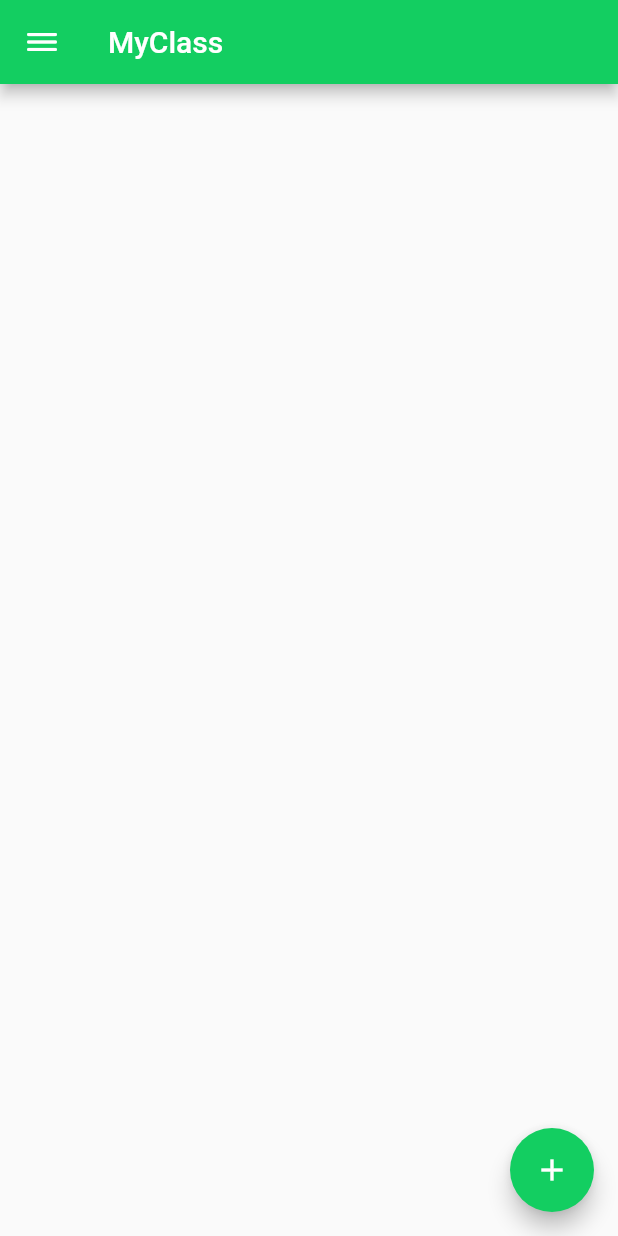
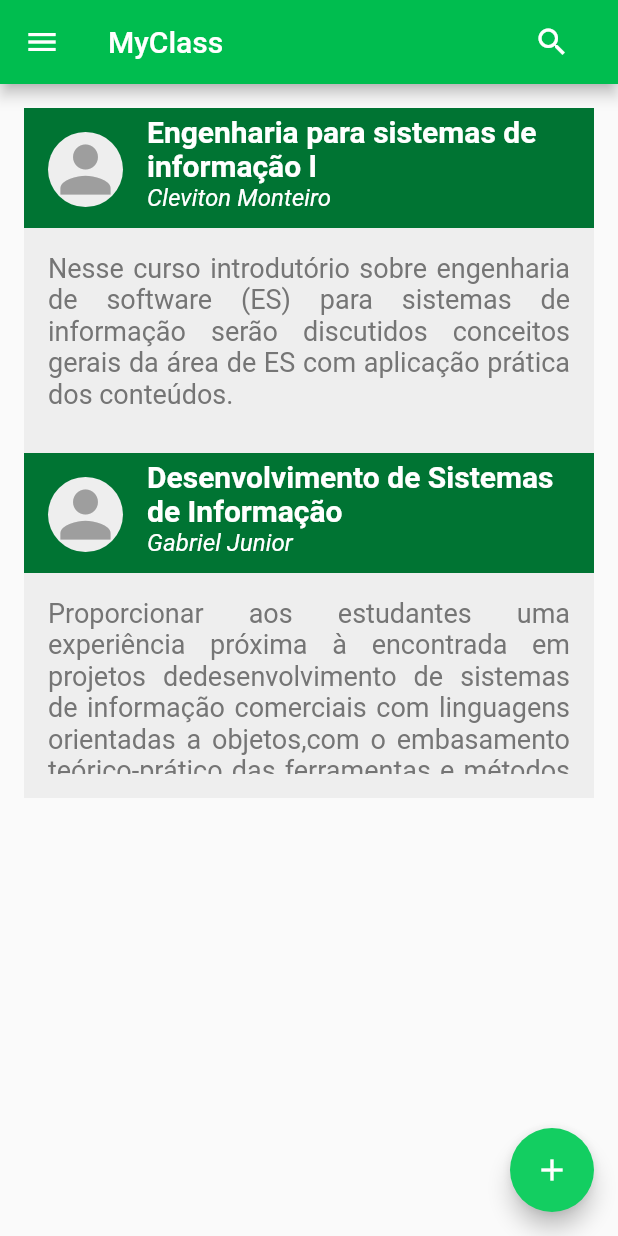
Before and after one commit to NathanF2001/Project-lll, a Flutter app: the screen it shows after launch, after a tap on "Entrar", on a phone screen of 412 x 824 dp. Run offline on Flutter 3.47's test engine with Material 2 defaults, Android fonts, the phone set to English and light mode, and no system bars; our stand-ins replace flutter_signin_button; statements that could not run were skipped.

Commit message:
Adicionado os widgets de informação de cada turma

```diff
--- a/lib/Colors.dart
+++ b/lib/Colors.dart
@@ -4,4 +4,8 @@
 class Colors_myclass {
 
   static const main_color = Color(0xFF13CE61);
+
+  static const app_color = Color(0xFF00BD4F);
+
+  static const dark_color = Color(0xFF007433);
 }
--- /dev/null
+++ b/lib/TurmasModel.dart
@@ -0,0 +1,58 @@
+import 'package:flutter/material.dart';
+import 'package:myclass/Colors.dart';
+
+class TurmasModel extends StatelessWidget {
+  final info_turma;
+
+
+  TurmasModel(this.info_turma);
+
+  @override
+  Widget build(BuildContext context) {
+    return Column(
+      children: [
+        Container(
+          height: 80,
+          color: Colors_myclass.dark_color,
+          child: ListTile(
+            leading: Container(
+              decoration: BoxDecoration(
+                  color: Colors.grey[200],
+                  borderRadius: BorderRadius.all(Radius.circular(100))),
+              child: Icon(
+                Icons.person,
+                color: Colors.grey,
+                size: 50,
+              ),
+            ),
+            title: Text(
+              info_turma["Nome_turma"],
+              style: TextStyle(
+                  color: Colors.white,
+                  fontWeight: FontWeight.bold,
+                  fontSize: 20),
+            ),
+            subtitle: Text(
+              info_turma["Nome_professor"],
+              style: TextStyle(
+                  color: Colors.white,
+                  fontStyle: FontStyle.italic,
+                  fontSize: 16),
+            ),
+          ),
+        ),
+        Container(
+          color: Colors.grey[200],
+          height: 150,
+          child: Padding(
+            padding: EdgeInsets.all(16),
+            child: Text(info_turma["Info_turma"],
+              style: TextStyle(color: Colors.grey[600],),
+              textAlign: TextAlign.justify,
+              ),
+          )
+        )
+      ],
+    );
+  }
+}
--- a/lib/UserPage.dart
+++ b/lib/UserPage.dart
@@ -1,6 +1,10 @@
-
 import 'package:flutter/material.dart';
+import 'package:flutter/services.dart';
 import 'package:myclass/Colors.dart';
+import 'package:myclass/LoginPage.dart';
+import 'package:myclass/TurmasModel.dart';
+import 'package:myclass/Utils.dart';
+import 'package:myclass/nav.dart';
 
 class UserPage extends StatefulWidget {
   @override
@@ -8,6 +12,27 @@
 }
 
 class _UserPageState extends State<UserPage> {
+  final atual_tile = [true, false, false, false, false];
+  int index_atual = 0;
+  bool show_search = false;
+  List<dynamic> Turmas = [
+    {
+      "Nome_turma": "Engenharia para sistemas de informação l",
+      "Nome_professor": "Cleviton Monteiro",
+      "Info_turma":
+      "Nesse curso introdutório sobre engenharia de software (ES) para sistemas "
+          "de informação serão discutidos conceitos gerais da área de ES com aplicação prática dos conteúdos."
+    },
+    {
+      "Nome_turma": "Desenvolvimento de Sistemas de Informação",
+      "Nome_professor": "Gabriel Junior",
+      "Info_turma":
+      "Proporcionar aos estudantes uma experiência próxima à encontrada em projetos de"
+      "desenvolvimento de sistemas de informação comerciais com linguagens orientadas a objetos,"
+    "com o embasamento teórico-prático das ferramentas e métodos utilizados."
+    }
+  ];
+
   @override
   Widget build(BuildContext context) {
     return Scaffold(
@@ -15,18 +40,163 @@
         iconTheme: IconThemeData(
           color: Colors.white,
         ),
-        leading: InkWell(
-          onTap: (){},
-          child: Icon(Icons.dehaze_rounded),
+        title: Text(
+          "MyClass",
+          style: TextStyle(color: Colors.white),
         ),
-        title: Text("MyClass",style: TextStyle(color: Colors.white),),
+        actions: [
+          FlatButton(
+              onPressed: () {
+                setState(() {
+                  show_search = !show_search;
+                });
+              },
+              child: Icon(Icons.search, color: Colors.white))
+        ],
       ),
+      drawer: _DrawerUser(),
       floatingActionButton: FloatingActionButton(
-        onPressed: (){},
+        onPressed: () {},
         backgroundColor: Colors_myclass.main_color,
-
         child: Icon(Icons.add),
+      ),
+      body: Column(
+        children: [
+          _SearchView(),
+          Padding(
+            padding: EdgeInsets.all(16),
+            child: _listviewTurmas(),
+          )
+        ],
       ),
     );
   }
+
+  _SearchView() {
+    return AnimatedContainer(
+      duration: Duration(milliseconds: 250),
+      color: Colors_myclass.main_color,
+      width: MediaQuery.of(context).size.width,
+      height: show_search ? 80 : 0,
+      alignment: Alignment.center,
+      child: Container(
+        width: MediaQuery.of(context).size.width,
+        padding: EdgeInsets.all(16),
+        child: TextField(
+          decoration: InputDecoration(
+            labelText: "Pesquisar turmas",
+            labelStyle: TextStyle(color: Colors.grey),
+            border: InputBorder.none,
+            filled: true,
+            fillColor: Colors.white,
+          ),
+        ),
+      ),
+    );
+  }
+
+  _DrawerUser() {
+    return Drawer(
+      child: Column(
+        children: [
+          UserAccountsDrawerHeader(
+            accountName: Utils.text_style("Username"),
+            accountEmail: Utils.text_style("Username@anyemail.com"),
+            currentAccountPicture: Container(
+              decoration: BoxDecoration(
+                  color: Colors.grey[200],
+                  borderRadius: BorderRadius.all(Radius.circular(100))),
+              child: Icon(
+                Icons.person,
+                color: Colors.grey,
+              ),
+            ),
+          ),
+          ListTile(
+            title: Text("Turmas",
+                style: TextStyle(
+                    fontWeight:
+                        atual_tile[0] ? FontWeight.bold : FontWeight.normal)),
+            leading: Icon(Icons.class__outlined),
+            onTap: () {
+              setState(() {
+                atual_tile[index_atual] = false;
+                atual_tile[0] = true;
+                index_atual = 0;
+              });
+            },
+          ),
+          ListTile(
+            title: Text("Alterar Perfil",
+                style: TextStyle(
+                    fontWeight:
+                        atual_tile[1] ? FontWeight.bold : FontWeight.normal)),
+            leading: Icon(Icons.person),
+            onTap: () {
+              setState(() {
+                atual_tile[index_atual] = false;
+                atual_tile[1] = true;
+                index_atual = 1;
+              });
+            },
+          ),
+          ListTile(
+            title: Text("Preencher dados socioeconômicos",
+                style: TextStyle(
+                    fontWeight:
+                        atual_tile[2] ? FontWeight.bold : FontWeight.normal)),
+            leading: Icon(Icons.accessibility),
+            onTap: () {
+              setState(() {
+                atual_tile[index_atual] = false;
+                atual_tile[2] = true;
+                index_atual = 2;
+              });
+            },
+          ),
+          ListTile(
+            title: Text("Criar Turma",
+                style: TextStyle(
+                    fontWeight:
+                        atual_tile[3] ? FontWeight.bold : FontWeight.normal)),
+            leading: Icon(Icons.add_circle_outline),
+            onTap: () {
+              setState(() {
+                atual_tile[index_atual] = false;
+                atual_tile[3] = true;
+                index_atual = 3;
+              });
+            },
+          ),
+          Spacer(),
+          ListTile(
+            contentPadding: EdgeInsets.all(16),
+            title: Text("Logout",
+                style: TextStyle(
+                    fontWeight:
+                        atual_tile[4] ? FontWeight.bold : FontWeight.normal)),
+            leading: Icon(Icons.logout),
+            onTap: () {
+              setState(() {
+                atual_tile[index_atual] = false;
+                atual_tile[4] = true;
+                index_atual = 4;
+              });
+              Nav.push(context, LoginPage());
+            },
+          ),
+        ],
+      ),
+    );
+  }
+
+  _listviewTurmas() {
+    return ListView.builder(
+        shrinkWrap: true,
+        itemCount: Turmas.length,
+        itemBuilder: (context, index) {
+          final Turma = Turmas[index];
+          return TurmasModel(Turma);
+        });
+  }
 }
--- a/lib/Utils.dart
+++ b/lib/Utils.dart
@@ -15,6 +15,23 @@
     height: 8.0,
   );
 
+  static text_style(text,{fontSize,color = Colors.white,fontWeight = FontWeight.normal}){
+    return Text(
+      text,
+      style: TextStyle(
+        color: color,
+        fontSize: fontSize,
+        fontWeight: fontWeight,
+        shadows: [
+          Shadow(
+            blurRadius: 2.5,
+            color: Colors.black,
+            offset: Offset(2.0,1.0),
+          )
+        ]
+      ),
+    );
+  }
   /// Logo widget
   static Widget logo(context) {
     return Container(
--- a/lib/main.dart
+++ b/lib/main.dart
@@ -18,7 +18,7 @@
   ThemeData _buildThemeData() {
     return ThemeData(
       visualDensity: VisualDensity.adaptivePlatformDensity,
-      primaryColor: Colors_myclass.main_color,
+      primaryColor: Colors_myclass.app_color,
       fontFamily: "Roboto",
       textTheme: TextTheme(
         headline1: TextStyle(fontSize: 86.0, fontWeight: FontWeight.bold),
```
